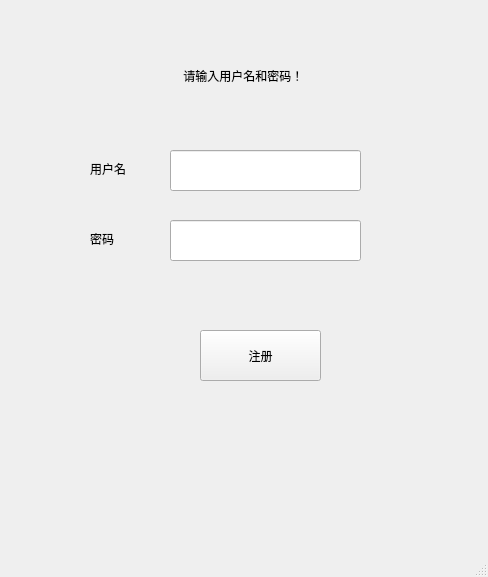
Polarbear-png732/ui-client, file client_ui/registerwindow.ui: the form before one commit.
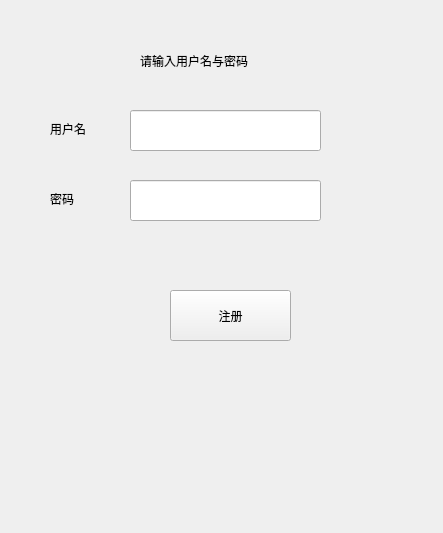
The form after the commit.

Diff of the .ui file:
```diff
--- a/client_ui/registerwindow.ui
+++ b/client_ui/registerwindow.ui
@@ -1,24 +1,33 @@
 <?xml version="1.0" encoding="UTF-8"?>
 <ui version="4.0">
- <class>MainWindow</class>
- <widget class="QMainWindow" name="MainWindow">
+ <class>registerwindow</class>
+ <widget class="QWidget" name="registerwindow">
   <property name="geometry">
    <rect>
     <x>0</x>
     <y>0</y>
-    <width>488</width>
-    <height>577</height>
+    <width>443</width>
+    <height>533</height>
    </rect>
   </property>
   <property name="windowTitle">
    <string>MainWindow</string>
   </property>
-  <widget class="QWidget" name="centralwidget">
+  <widget class="QLineEdit" name="passwordLineEdit">
+   <property name="geometry">
+    <rect>
+     <x>130</x>
+     <y>180</y>
+     <width>191</width>
+     <height>41</height>
+    </rect>
+   </property>
+  </widget>
    <widget class="QLabel" name="label">
     <property name="geometry">
      <rect>
-      <x>90</x>
-      <y>160</y>
+     <x>50</x>
+     <y>120</y>
       <width>67</width>
       <height>17</height>
      </rect>
@@ -27,31 +36,11 @@
      <string>用户名</string>
     </property>
    </widget>
-   <widget class="QLineEdit" name="passwordLineEdit">
-    <property name="geometry">
-     <rect>
-      <x>170</x>
-      <y>220</y>
-      <width>191</width>
-      <height>41</height>
-     </rect>
-    </property>
-   </widget>
-   <widget class="QLineEdit" name="usernameLineEdit">
-    <property name="geometry">
-     <rect>
-      <x>170</x>
-      <y>150</y>
-      <width>191</width>
-      <height>41</height>
-     </rect>
-    </property>
-   </widget>
    <widget class="QLabel" name="label_2">
     <property name="geometry">
      <rect>
-      <x>90</x>
-      <y>230</y>
+     <x>50</x>
+     <y>190</y>
       <width>67</width>
       <height>17</height>
      </rect>
@@ -60,11 +49,21 @@
      <string>密码</string>
     </property>
    </widget>
-   <widget class="QPushButton" name="loginButton_2">
+  <widget class="QLineEdit" name="usernameLineEdit">
     <property name="geometry">
      <rect>
-      <x>200</x>
-      <y>330</y>
+     <x>130</x>
+     <y>110</y>
+     <width>191</width>
+     <height>41</height>
+    </rect>
+   </property>
+  </widget>
+  <widget class="QPushButton" name="register_2">
+   <property name="geometry">
+    <rect>
+     <x>170</x>
+     <y>290</y>
       <width>121</width>
       <height>51</height>
      </rect>
@@ -79,18 +78,16 @@
    <widget class="QLabel" name="label_3">
     <property name="geometry">
      <rect>
-      <x>180</x>
-      <y>60</y>
-      <width>171</width>
-      <height>31</height>
+     <x>140</x>
+     <y>40</y>
+     <width>161</width>
+     <height>41</height>
      </rect>
     </property>
     <property name="text">
-     <string> 请输入用户名和密码！</string>
-    </property>
-   </widget>
-  </widget>
-  <widget class="QStatusBar" name="statusbar"/>
+    <string>请输入用户名与密码</string>
+   </property>
+  </widget>
  </widget>
  <resources/>
  <connections/>
```
Left out of the diff: 2 changed lines with no effect on the pictures. Lines whose indentation alone changed are shown as unchanged.
